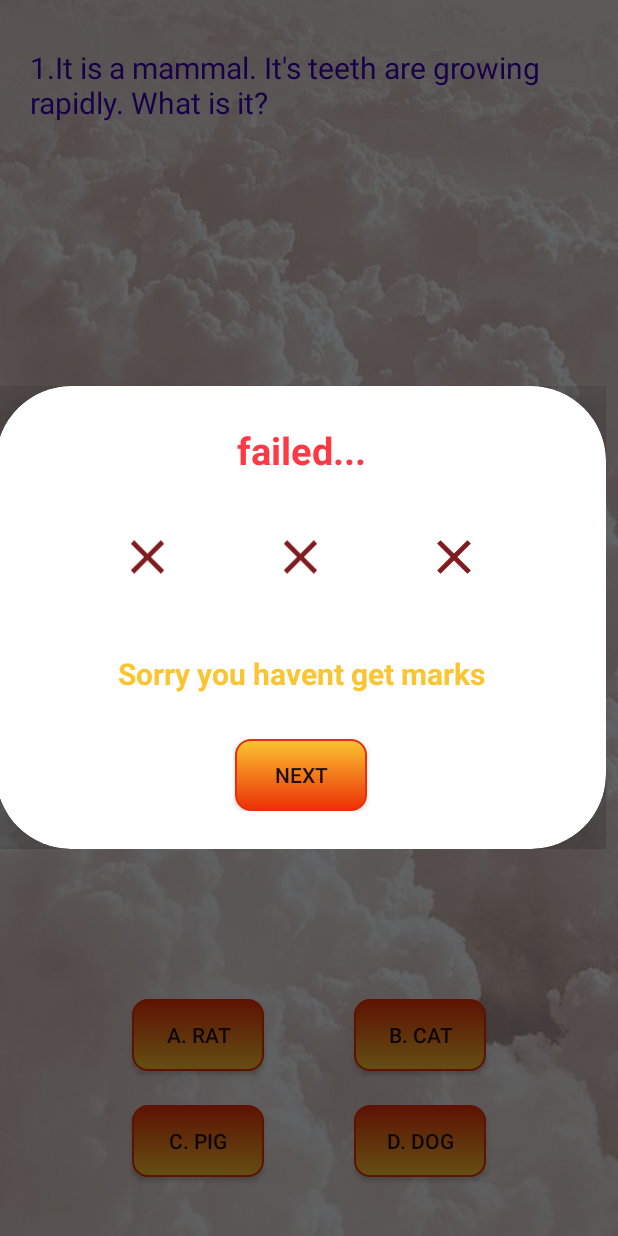
After one commit to isuru-maldeniya/QuizAppSec, an Android app: the secondQuestionPlane screen opened directly, with no data from a screen before it, on a phone screen of 412 x 824 dp. The commit adds this screen. Run offline under Robolectric (Android 15) with nearby library versions, the phone set to English and light mode, and no system bars.

Commit message:
second question plane is ok

```diff
--- a/app/src/main/AndroidManifest.xml
+++ b/app/src/main/AndroidManifest.xml
@@ -9,7 +9,8 @@
         android:roundIcon="@mipmap/ic_launcher_round"
         android:supportsRtl="true"
         android:theme="@style/AppTheme">
-        <activity android:name=".second.frontDashSecond"></activity>
+        <activity android:name=".second.secondQuestionPlane"></activity>
+        <activity android:name=".second.frontDashSecond" />
         <activity android:name=".first.firstQuestionPain" />
         <activity android:name=".first.frontDash" />
         <activity android:name=".MainActivity">
--- /dev/null
+++ b/app/src/main/java/com/example/quizapp2/second/secondQuestionPlane.java
@@ -0,0 +1,215 @@
+package com.example.quizapp2.second;
+
+import androidx.annotation.NonNull;
+import androidx.appcompat.app.AppCompatActivity;
+
+import android.app.Dialog;
+import android.content.Intent;
+import android.graphics.Color;
+import android.graphics.drawable.ColorDrawable;
+import android.os.Bundle;
+import android.os.CountDownTimer;
+import android.util.Log;
+import android.view.View;
+import android.widget.Button;
+import android.widget.TextView;
+
+import com.example.quizapp2.R;
+import com.example.quizapp2.dataModel.QuestionModel;
+import com.example.quizapp2.first.firstQuestionPain;
+
+public class secondQuestionPlane extends AppCompatActivity {
+
+    int pos;
+    TextView textView;
+    Dialog dialog;
+    Button rightNext;
+    Button wrongNext ,a,b,c,d;
+    int mark;
+    int prevMarks;
+    private CountDownTimer downTimer;
+    TextView timePlane;
+    private long timelefttomiliseconds=20000;
+
+    @Override
+    protected void onCreate(Bundle savedInstanceState) {
+        super.onCreate(savedInstanceState);
+        setContentView(R.layout.activity_second_question_plane);
+
+        if(savedInstanceState!=null){
+            pos=savedInstanceState.getInt("pos");
+            mark=savedInstanceState.getInt("mark");
+            prevMarks=savedInstanceState.getInt("prevMarks");
+        }else{
+            pos=0;
+            mark=0;
+            Bundle extras = getIntent().getExtras();
+            if (extras != null) {
+                prevMarks=extras.getInt("prevMarks");
+            }else{
+                prevMarks=0;
+            }
+        }
+        textView=findViewById(R.id.questionView_2);
+        a=(Button) findViewById(R.id.buttonA_2);
+        b=(Button) findViewById(R.id.buttonB_2);
+        c=(Button) findViewById(R.id.buttonC_2);
+        d=(Button) findViewById(R.id.buttonD_2);
+        timePlane=(TextView) findViewById(R.id.countView_2);
+        textView.setText((pos+1)+"."+bank[pos].getQuestion());
+        a.setText("A. "+bank[pos].getA());
+        b.setText("B. "+bank[pos].getB());
+        c.setText("C. "+bank[pos].getC());
+        d.setText("D. "+bank[pos].getD());
+        dialog=new Dialog(this);
+        startTimer();
+
+    }
+
+    public void clickA_2(View view) {
+        if(pos==0||pos==4||pos==12){
+            rightButtonProcess();
+        }else{
+            wrongButtonProcess();
+        }
+    }
+
+    public void clickC_2(View view) {
+        if(pos==1||pos==7||pos==13){
+            rightButtonProcess();
+        }else{
+            wrongButtonProcess();
+        }
+    }
+
+    public void clickD_2(View view) {
+        if(pos==3||pos==6||pos==8||pos==10||pos==14){
+            rightButtonProcess();
+        }else{
+            wrongButtonProcess();
+        }
+    }
+
+    public void clickB_2(View view) {
+        if(pos==2||pos==5||pos==9||pos==11){
+            rightButtonProcess();
+        }else{
+            wrongButtonProcess();
+        }
+    }
+
+    @Override
+    protected void onSaveInstanceState(@NonNull Bundle outState) {
+        super.onSaveInstanceState(outState);
+        outState.putInt("pos",pos);
+        outState.putInt("mark",mark);
+        outState.putInt("prevMarks",mark);
+    }
+
+    private QuestionModel[] bank=new QuestionModel[]{
+            new QuestionModel("It is a mammal. It's teeth are growing rapidly. What is it?","Rat","Cat","Pig","Dog","a"),
+            new QuestionModel("I am living in a dynamic environment. I can't survive without it. I can swim. I have organs to breath here. What is my environment?","Fish","Air","Water","Tortoise","c"),
+            new QuestionModel("I have a neck but haven't a head. I have two arms but haven't hands. What am I?","Robot","Bag","Shirt","Skirt","b"),
+            new QuestionModel("I can talk. But you can't see me. I am talking after you call. What is it?","Secret","Alarm","Faith","Echo","d"),
+            new QuestionModel("What can go up and come down without moving?","Temperature","Age","Wind","Ball","a"),
+            new QuestionModel("I am only one colour but not one size. Whenever there is light, I'll be with you?","Bulb","Shadow","Sun","Moon","b"),
+            new QuestionModel("This takes you whenever you go but you wan't even feel it. Others use it more than you. What is this?","Brain","Mobile phone","Watch","Name","d"),
+            new QuestionModel("One battlefield at a time. Sometimes it is very peaceful. Favourite place for many. What is this place?","Bathroom","Lunchroom","Bedroom","Classroom","c"),
+            new QuestionModel("My job is to fillter things. Somethings are absorbed while filtering. If my job isn't done, you'll know I am sick. What am I?","Liver","Lung","Craw","Kidney","d"),
+            new QuestionModel("I am a god. Also I am a planet. Also you can use me to messuer the heat. What am I?","Jupiter","Mercury","Celsius","Venus","b"),
+            new QuestionModel("You can't see me but my smell can make me aware. I am sure you won't like my smell. What is this?","O2","CO2","H2O","H2S","d"),
+            new QuestionModel("There was a green house. Inside the green house there was a white house. Inside the white house there was a red house. Inside the red house there are lot of babies. Who am I?","papaya","Watermelone","Pumpking","Apple","b"),
+            new QuestionModel("What relation would your mother's brother's brother-in-law be to you?","Father","Uncle","Cousin","Elder brother","a"),
+            new QuestionModel("Which country has the most dangerous national flag?","USA","Iran","Mossambic","Chaina","c"),
+            new QuestionModel("What is the answer for this?","168","96","72","76","d"),
+    };
+
+
+    public void startTimer(){
+        timelefttomiliseconds=20000;
+        downTimer=new CountDownTimer(timelefttomiliseconds,1000) {
+            @Override
+            public void onTick(long l) {
+                timelefttomiliseconds=l;
+                int sec=(int)timelefttomiliseconds%60000/1000+1;
+                String s=sec+"";
+                timePlane.setText(s);
+            }
+
+            @Override
+            public void onFinish() {
+                wrongButtonProcess();
+            }
+        }.start();
+    }
+
+    public void wrongButtonProcess(){
+        downTimer.cancel();
+        dialog.setContentView(R.layout.wrong_alert_popup);
+        wrongNext=dialog.findViewById(R.id.wrongNext);
+        wrongNext.setOnClickListener(new View.OnClickListener() {
+            @Override
+            public void onClick(View view) {
+                pos++;
+                if(pos<15){
+                    textView.setText((pos+1)+". "+bank[pos].getQuestion());
+                    a.setText("A. "+bank[pos].getA());
+                    b.setText("B. "+bank[pos].getB());
+                    c.setText("C. "+bank[pos].getC());
+                    d.setText("D. "+bank[pos].getD());
+                    startTimer();
+                    dialog.dismiss();
+
+                }else{
+
+                    Log.d("appQuize", "marks"+prevMarks);
+//                    Intent intent=new Intent(secondQuestionPlane.this, frontDashSecond.class);
+//                    startActivity(intent);
+//                    intent.putExtra("prevMarks",mark);
+//                    finish();
+                }
+            }
+        });
+        dialog.getWindow().setBackgroundDrawable(new ColorDrawable(Color.TRANSPARENT));
+        dialog.show();
+    }
+
+    public void rightButtonProcess(){
+        downTimer.cancel();
+        dialog.setContentView(R.layout.wright_alert_popup);
+        rightNext=dialog.findViewById(R.id.rightNext);
+        dialog.getWindow().setBackgroundDrawable(new ColorDrawable(Color.TRANSPARENT));
+        dialog.show();
+        rightNext.setOnClickListener(new View.OnClickListener() {
+            @Override
+            public void onClick(View view) {
+                pos++;
+                if(pos<15) {
+                    prevMarks=prevMarks+2;
+                    textView.setText((pos + 1) + ". " + bank[pos].getQuestion());
+                    a.setText("A. " + bank[pos].getA());
+                    b.setText("B. " + bank[pos].getB());
+                    c.setText("C. " + bank[pos].getC());
+                    d.setText("D. " + bank[pos].getD());
+                    startTimer();
+                    dialog.dismiss();
+                }else if(pos==15){
+                    prevMarks=prevMarks+2;
+
+//                    Intent intent=new Intent(secondQuestionPlane.this, frontDashSecond.class);
+//                    startActivity(intent);
+//                    intent.putExtra("prevMarks",mark);
+//                    finish();
+                }else{
+                    Log.d("appQuize", "marks"+prevMarks);
+//                    Intent intent=new Intent(secondQuestionPlane.this, frontDashSecond.class);
+//                    startActivity(intent);
+//                    intent.putExtra("prevMarks",mark);
+//                    finish();
+                }
+            }
+        });
+
+    }
+
+}
--- /dev/null
+++ b/app/src/main/res/layout/activity_second_question_plane.xml
@@ -0,0 +1,131 @@
+<?xml version="1.0" encoding="utf-8"?>
+<androidx.constraintlayout.widget.ConstraintLayout xmlns:android="http://schemas.android.com/apk/res/android"
+    xmlns:app="http://schemas.android.com/apk/res-auto"
+    xmlns:tools="http://schemas.android.com/tools"
+    android:layout_width="match_parent"
+    android:layout_height="match_parent"
+    android:background="@drawable/flash_background"
+    tools:context=".second.secondQuestionPlane">
+
+    <androidx.constraintlayout.widget.ConstraintLayout
+        android:id="@+id/constraintLayout2"
+        android:layout_width="match_parent"
+        android:layout_height="187dp"
+        android:layout_marginBottom="1dp"
+        app:layout_constraintBottom_toBottomOf="parent"
+        app:layout_constraintEnd_toEndOf="parent"
+        app:layout_constraintHorizontal_bias="0.0"
+        app:layout_constraintStart_toStartOf="parent">
+
+        <Button
+            android:id="@+id/buttonA_2"
+            android:onClick="clickA_2"
+            android:layout_width="wrap_content"
+            android:layout_height="wrap_content"
+            android:layout_marginStart="90dp"
+            android:layout_marginLeft="90dp"
+            android:layout_marginTop="36dp"
+            android:layout_marginEnd="30dp"
+            android:layout_marginRight="30dp"
+            android:layout_marginBottom="11dp"
+            android:background="@drawable/answer_button"
+            android:text="Button"
+            app:layout_constraintBottom_toTopOf="@+id/buttonC_2"
+            app:layout_constraintEnd_toStartOf="@+id/buttonB_2"
+            app:layout_constraintStart_toStartOf="parent"
+            app:layout_constraintTop_toTopOf="parent" />
+
+        <Button
+            android:id="@+id/buttonB_2"
+            android:onClick="clickB_2"
+            android:layout_width="wrap_content"
+            android:layout_height="wrap_content"
+            android:layout_marginStart="30dp"
+            android:layout_marginLeft="30dp"
+            android:layout_marginTop="36dp"
+            android:layout_marginEnd="90dp"
+            android:layout_marginRight="90dp"
+            android:layout_marginBottom="11dp"
+            android:background="@drawable/answer_button"
+            android:text="Button"
+            app:layout_constraintBottom_toTopOf="@+id/buttonD_2"
+            app:layout_constraintEnd_toEndOf="parent"
+            app:layout_constraintStart_toEndOf="@+id/buttonA_2"
+            app:layout_constraintTop_toTopOf="parent" />
+
+        <Button
+            android:id="@+id/buttonC_2"
+            android:onClick="clickC_2"
+            android:layout_width="wrap_content"
+            android:layout_height="wrap_content"
+            android:layout_marginStart="90dp"
+            android:layout_marginLeft="90dp"
+            android:layout_marginTop="11dp"
+            android:layout_marginEnd="30dp"
+            android:layout_marginRight="30dp"
+            android:layout_marginBottom="44dp"
+            android:background="@drawable/answer_button"
+            android:text="Button"
+            app:layout_constraintBottom_toBottomOf="parent"
+            app:layout_constraintEnd_toStartOf="@+id/buttonD_2"
+            app:layout_constraintStart_toStartOf="parent"
+            app:layout_constraintTop_toBottomOf="@+id/buttonA_2" />
+
+        <Button
+            android:id="@+id/buttonD_2"
+            android:onClick="clickD_2"
+            android:layout_width="wrap_content"
+            android:layout_height="wrap_content"
+            android:layout_marginStart="30dp"
+            android:layout_marginLeft="30dp"
+            android:layout_marginTop="11dp"
+            android:layout_marginEnd="90dp"
+            android:layout_marginRight="90dp"
+            android:layout_marginBottom="44dp"
+            android:background="@drawable/answer_button"
+            android:text="Button"
+            app:layout_constraintBottom_toBottomOf="parent"
+            app:layout_constraintEnd_toEndOf="parent"
+            app:layout_constraintStart_toEndOf="@+id/buttonC_2"
+            app:layout_constraintTop_toBottomOf="@+id/buttonB_2" />
+
+    </androidx.constraintlayout.widget.ConstraintLayout>
+
+    <TextView
+        android:id="@+id/questionView_2"
+        android:layout_width="match_parent"
+        android:layout_height="wrap_content"
+        android:layout_marginTop="31dp"
+        android:layout_marginBottom="268dp"
+        android:layout_marginLeft="20dp"
+        android:layout_marginRight="20dp"
+        android:text="maldeniya"
+        android:textSize="20dp"
+        android:textColor="@color/colorPrimaryDark"
+        android:textColorHint="@color/colorAccent1"
+        app:layout_constraintBottom_toTopOf="@+id/constraintLayout2"
+        app:layout_constraintEnd_toEndOf="parent"
+        app:layout_constraintHorizontal_bias="0.0"
+        app:layout_constraintStart_toStartOf="parent"
+        app:layout_constraintTop_toTopOf="parent"
+        app:layout_constraintVertical_bias="0.0" />
+
+    <TextView
+        android:id="@+id/countView_2"
+        android:layout_width="150dp"
+        android:layout_height="35dp"
+        android:layout_marginTop="197dp"
+        android:layout_marginBottom="270dp"
+        android:gravity="center"
+        android:text="TextView"
+        android:textColor="@color/colorRed"
+        android:textSize="24dp"
+        app:layout_constraintBottom_toTopOf="@+id/constraintLayout2"
+        app:layout_constraintEnd_toEndOf="parent"
+        app:layout_constraintHorizontal_bias="0.498"
+        app:layout_constraintStart_toStartOf="parent"
+        app:layout_constraintTop_toBottomOf="@+id/level1Text"
+        app:layout_constraintVertical_bias="0.0" />
+
+
+</androidx.constraintlayout.widget.ConstraintLayout>
```
Also changed, not shown: app/src/main/java/com/example/quizapp2/first/firstQuestionPain.java (+4 -3 lines), app/src/main/java/com/example/quizapp2/second/frontDashSecond.java (+23 -0 lines), app/src/main/res/layout/activity_front_dash_second.xml (+19 -0 lines).
